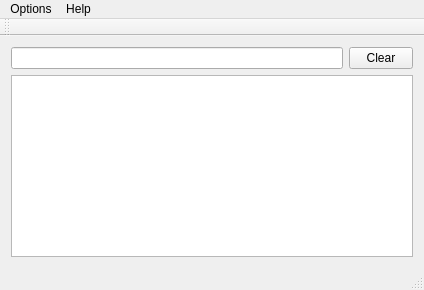
First picture: the form in mainwindow.ui, repository digikata/Upnote, before the edit.
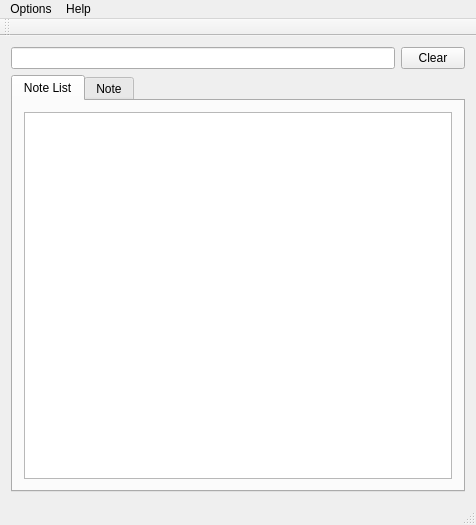
Second picture: the form after the edit.

Commit message: read from a notes directory (used hardcoded test corpus for now)

```diff
--- a/mainwindow.ui
+++ b/mainwindow.ui
@@ -6,8 +6,8 @@
    <rect>
     <x>0</x>
     <y>0</y>
-    <width>424</width>
-    <height>290</height>
+    <width>476</width>
+    <height>525</height>
    </rect>
   </property>
   <property name="windowTitle">
@@ -36,7 +36,31 @@
      </layout>
     </item>
     <item>
-     <widget class="QListView" name="doclist"/>
+     <widget class="QTabWidget" name="tabs">
+      <property name="currentIndex">
+       <number>0</number>
+      </property>
+      <widget class="QWidget" name="tab_list">
+       <attribute name="title">
+        <string>Note List</string>
+       </attribute>
+       <layout class="QVBoxLayout" name="verticalLayout_2">
+        <item>
+         <widget class="QListWidget" name="doclist"/>
+        </item>
+       </layout>
+      </widget>
+      <widget class="QWidget" name="tab_doc">
+       <attribute name="title">
+        <string>Note</string>
+       </attribute>
+       <layout class="QVBoxLayout" name="verticalLayout_3">
+        <item>
+         <widget class="QTextEdit" name="textEdit"/>
+        </item>
+       </layout>
+      </widget>
+     </widget>
     </item>
    </layout>
   </widget>
@@ -45,7 +69,7 @@
     <rect>
      <x>0</x>
      <y>0</y>
-     <width>424</width>
+     <width>476</width>
      <height>25</height>
     </rect>
    </property>
```
The commit also changes 2 other files.
